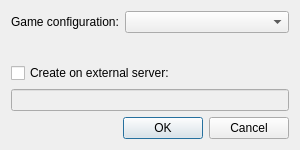
Before: the Qt Designer form gui/game/gamecreatedialog.ui in stephan-gh/SeaBattle, drawn with Qt 5.
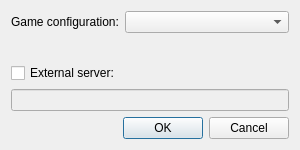
After: the same form once the commit is applied.

Diff of the .ui file:
```diff
--- a/gui/game/gamecreatedialog.ui
+++ b/gui/game/gamecreatedialog.ui
@@ -40,7 +40,7 @@
      <item>
       <widget class="QCheckBox" name="checkBoxServer">
        <property name="text">
-        <string>Create on external server:</string>
+        <string>External server:</string>
        </property>
       </widget>
      </item>
```
